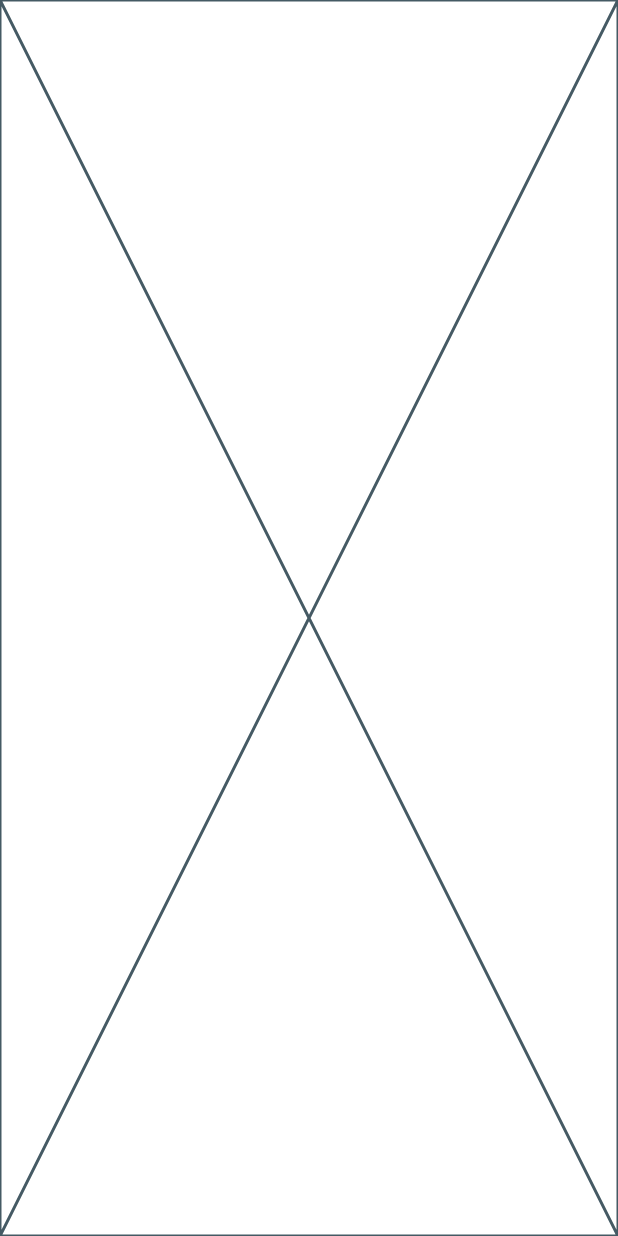
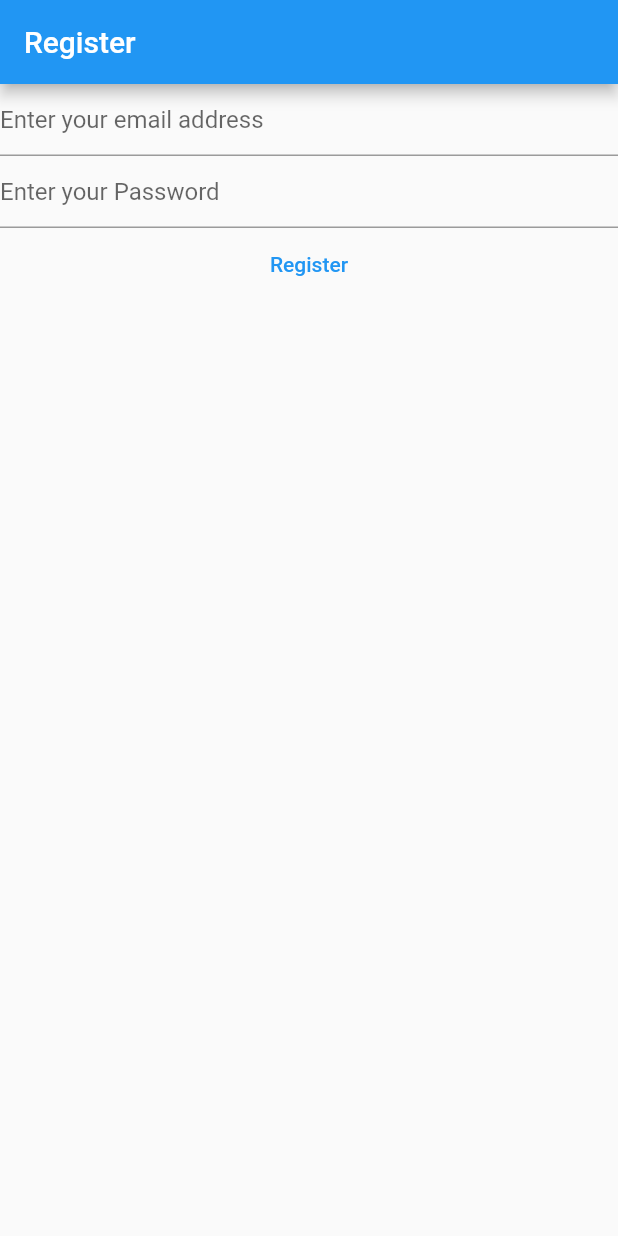
Before and after one commit to NiroopSweken/vandadTutorial, a Flutter app: the screen it shows after launch, on a phone screen of 412 x 824 dp. Run offline on Flutter 3.47's test engine with Material 2 defaults, Android fonts, the phone set to English and light mode, and no system bars; our stand-ins replace firebase_auth, firebase_core; accounts and stored records are empty.

Commit message:
Registration commit

```diff
--- a/lib/main.dart
+++ b/lib/main.dart
@@ -1,4 +1,5 @@
 import 'package:flutter/material.dart';
+import 'package:firebase_auth/firebase_auth.dart';
 import 'package:firebase_core/firebase_core.dart';
 import 'package:vandad_notes/firebase_options.dart';
 
@@ -15,10 +16,7 @@ class MyApp extends StatelessWidget {
   Widget build(BuildContext context) {
     return MaterialApp(
       title: 'Flutter Demo',
-      theme: ThemeData(
-        colorScheme: ColorScheme.fromSeed(seedColor: Colors.deepPurple),
-        useMaterial3: true,
-      ),
+      theme: ThemeData(primarySwatch: Colors.blue),
       home: const HomePage(),
     );
   }
@@ -32,8 +30,66 @@ class HomePage extends StatefulWidget {
 }
 
 class _HomePageState extends State<HomePage> {
+  late final TextEditingController _email;
+  late final TextEditingController _password;
+
+  @override
+  void initState() {
+    super.initState();
+    _email = TextEditingController();
+    _password = TextEditingController();
+  }
+
+  @override
+  void dispose() {
+    _email.dispose();
+    _password.dispose();
+    super.dispose();
+  }
+
   @override
   Widget build(BuildContext context) {
-    return const Placeholder();
+    return Scaffold(
+      appBar: AppBar(
+        title: const Text("Register"),
+      ),
+      body: FutureBuilder(
+          future: Firebase.initializeApp(
+              options: DefaultFirebaseOptions.currentPlatform),
+          builder: (context, snapshot) {
+            return Column(
+              children: [
+                TextField(
+                  controller: _email,
+                  enableSuggestions: false,
+                  autocorrect: false,
+                  keyboardType: TextInputType.emailAddress,
+                  decoration: const InputDecoration(
+                      hintText: 'Enter your email address'),
+                ),
+                TextField(
+                  controller: _password,
+                  obscureText: true,
+                  enableSuggestions: false,
+                  autocorrect: false,
+                  decoration:
+                      const InputDecoration(hintText: 'Enter your Password'),
+                ),
+                TextButton(
+                  onPressed: () async {
+                    String email = _email.text;
+                    String password = _password.text;
+                    final userCredential = await FirebaseAuth.instance
+                        .createUserWithEmailAndPassword(
+                            email: email, password: password);
+
+                    print(userCredential);
+                  },
+                  child: const Text("Register"),
+                ),
+              ],
+            );
+          }),
+    );
   }
 }
--- a/pubspec.yaml
+++ b/pubspec.yaml
@@ -37,6 +37,7 @@ dependencies:
   cupertino_icons: ^1.0.2
   firebase_core: ^2.13.1
   go_router: ^7.1.1
+  firebase_auth: ^4.6.3
 
 dev_dependencies:
   flutter_test:
```
Also changed, not shown: pubspec.lock, 1 other file.
